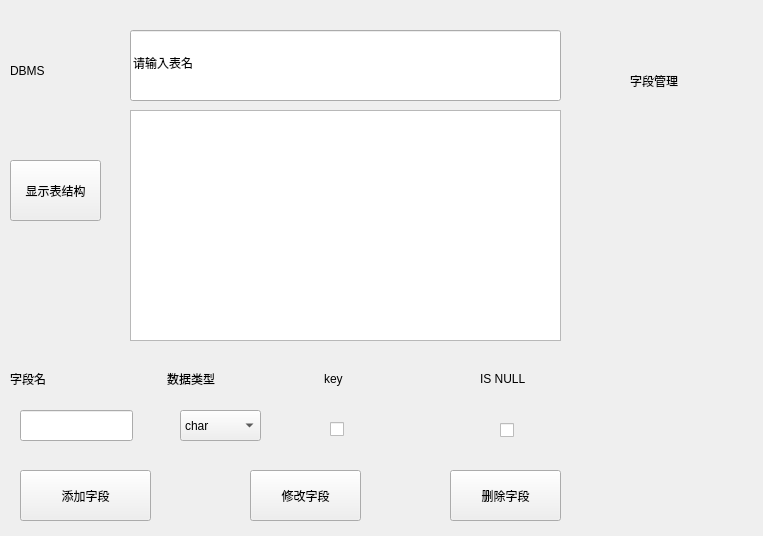
First picture: the form in fieldmanager.ui, repository jy-080610/DBMS, before the edit.
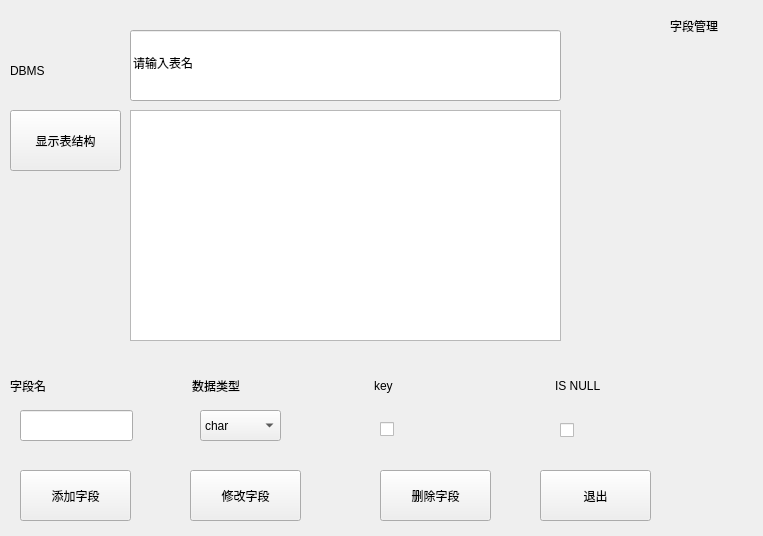
Second picture: the form after the edit.

Patch:
```diff
--- a/fieldmanager.ui
+++ b/fieldmanager.ui
@@ -33,8 +33,8 @@
    <property name="geometry">
     <rect>
      <x>10</x>
-     <y>160</y>
-     <width>91</width>
+     <y>110</y>
+     <width>111</width>
      <height>61</height>
     </rect>
    </property>
@@ -45,10 +45,10 @@
   <widget class="QLabel" name="title">
    <property name="geometry">
     <rect>
-     <x>630</x>
-     <y>10</y>
-     <width>72</width>
-     <height>141</height>
+     <x>670</x>
+     <y>0</y>
+     <width>91</width>
+     <height>51</height>
     </rect>
    </property>
    <property name="text">
@@ -70,7 +70,7 @@
     <rect>
      <x>20</x>
      <y>470</y>
-     <width>131</width>
+     <width>111</width>
      <height>51</height>
     </rect>
    </property>
@@ -81,7 +81,7 @@
   <widget class="QPushButton" name="modify">
    <property name="geometry">
     <rect>
-     <x>250</x>
+     <x>190</x>
      <y>470</y>
      <width>111</width>
      <height>51</height>
@@ -94,7 +94,7 @@
   <widget class="QPushButton" name="dele">
    <property name="geometry">
     <rect>
-     <x>450</x>
+     <x>380</x>
      <y>470</y>
      <width>111</width>
      <height>51</height>
@@ -109,8 +109,8 @@
     <rect>
      <x>10</x>
      <y>360</y>
-     <width>621</width>
-     <height>37</height>
+     <width>721</width>
+     <height>51</height>
     </rect>
    </property>
    <layout class="QHBoxLayout" name="horizontalLayout">
@@ -157,7 +157,7 @@
   <widget class="QCheckBox" name="isPK">
    <property name="geometry">
     <rect>
-     <x>330</x>
+     <x>380</x>
      <y>420</y>
      <width>91</width>
      <height>19</height>
@@ -170,7 +170,7 @@
   <widget class="QCheckBox" name="isNull">
    <property name="geometry">
     <rect>
-     <x>500</x>
+     <x>560</x>
      <y>420</y>
      <width>81</width>
      <height>20</height>
@@ -183,7 +183,7 @@
   <widget class="QComboBox" name="dataType">
    <property name="geometry">
     <rect>
-     <x>180</x>
+     <x>200</x>
      <y>410</y>
      <width>81</width>
      <height>31</height>
@@ -226,6 +226,19 @@
     <string>DBMS</string>
    </property>
   </widget>
+  <widget class="QPushButton" name="exit">
+   <property name="geometry">
+    <rect>
+     <x>540</x>
+     <y>470</y>
+     <width>111</width>
+     <height>51</height>
+    </rect>
+   </property>
+   <property name="text">
+    <string>退出</string>
+   </property>
+  </widget>
  </widget>
  <resources/>
  <connections/>
```
Left out of the diff: 2 changed lines with no effect on the pictures.
